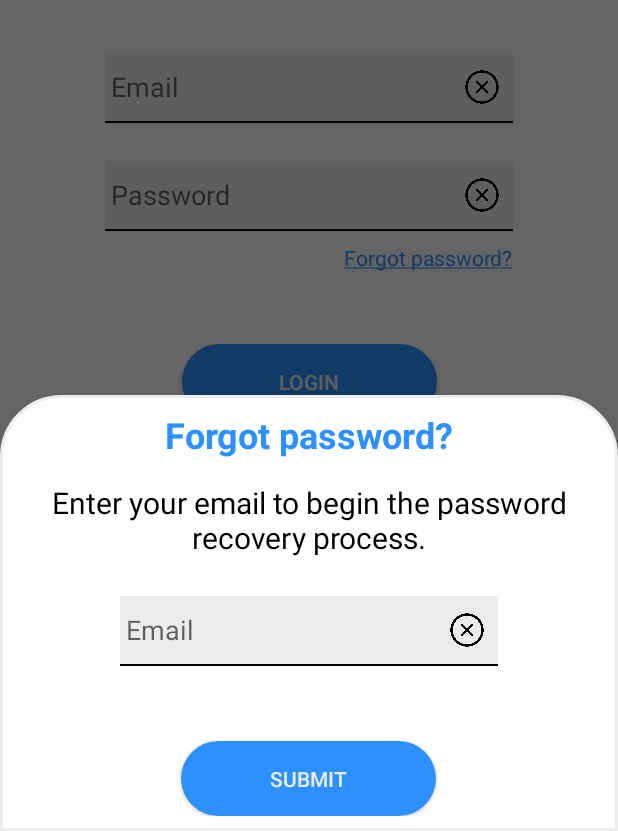
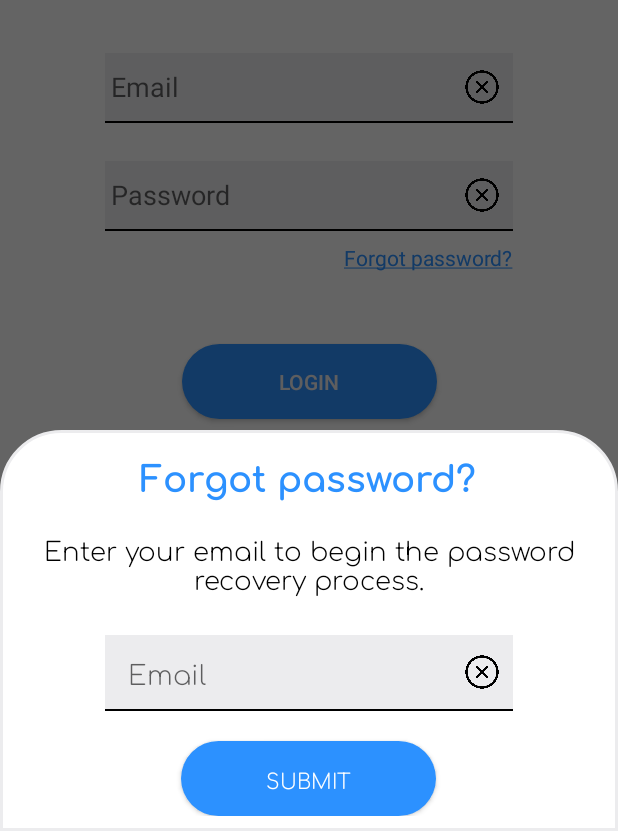
Before and after one commit to We-Pet/MobileApp, an Android app: the screen it shows after launch (LoginActivity), after a tap on "Forgot password?", on a phone screen of 412 x 824 dp, the part 405-1236 px from its top. Run offline under Robolectric (Android 15) with nearby library versions, the light colour scheme and no system bars.

Commit message:
WIP: improve login and password recovery flow

```diff
--- a/app/src/main/res/layout/bottom_sheet_layout_forgot_password.xml
+++ b/app/src/main/res/layout/bottom_sheet_layout_forgot_password.xml
@@ -12,6 +12,7 @@
         android:layout_height="wrap_content"
         android:layout_gravity="center_horizontal"
         android:text="@string/forgot_password_question"
+        android:fontFamily="@font/comfortaa_bold"
         android:textColor="@color/main_blue"
         android:textSize="24sp"
         android:textStyle="bold" />
@@ -22,9 +23,10 @@
         android:layout_gravity="center_horizontal"
         android:layout_marginTop="15dp"
         android:text="@string/enter_your_email_to_begin_the_password_recovery_process"
+        android:fontFamily="@font/comfortaa_light"
         android:textAlignment="center"
         android:textColor="@color/black"
-        android:textSize="20sp" />
+        android:textSize="17sp" />
 
 
     <!-- Email edit text with button -->
@@ -32,7 +34,7 @@
         android:id="@+id/CTL_email"
         android:layout_width="match_parent"
         android:layout_height="wrap_content"
-        android:layout_marginHorizontal="70dp"
+        android:layout_marginHorizontal="60dp"
         android:layout_marginTop="25dp"
         android:background="@color/light_gray">
 
@@ -45,6 +47,8 @@
             android:backgroundTint="@color/light_gray"
             android:hint="@string/email_hint"
             android:inputType="textEmailAddress"
+            android:fontFamily="@font/comfortaa_light"
+            android:paddingLeft="15dp"
             app:layout_constraintEnd_toStartOf="@id/IBTN_clear_button_email"
             app:layout_constraintStart_toStartOf="parent"
             app:layout_constraintTop_toTopOf="parent" />
@@ -71,14 +75,25 @@
 
     </androidx.constraintlayout.widget.ConstraintLayout>
 
+    <TextView
+        android:id="@+id/insert_email_warning_TV"
+        android:layout_width="wrap_content"
+        android:layout_height="wrap_content"
+        android:layout_gravity="center_horizontal"
+        android:paddingTop="10dp"
+        android:fontFamily="@font/comfortaa_light"
+        android:textColor="@color/red"
+        android:visibility="gone" />
+
     <Button
         android:id="@+id/BTN_continue"
         android:layout_width="170dp"
         android:layout_height="50dp"
         android:layout_gravity="center_horizontal"
-        android:layout_marginTop="50dp"
+        android:layout_marginTop="20dp"
         android:background="@drawable/main_rounded_button"
         android:text="@string/submit"
-        android:textColor="@color/light_gray" />
+        android:fontFamily="@font/comfortaa_light"
+        android:textColor="@color/white" />
 
 </LinearLayout>
--- a/app/src/main/res/values/colors.xml
+++ b/app/src/main/res/values/colors.xml
@@ -8,4 +8,5 @@
     <color name="teal_700">#FF018786</color>
     <color name="black">#FF000000</color>
     <color name="white">#FFFFFFFF</color>
+    <color name="red">#FF0000</color>
 </resources>
--- a/app/src/main/res/values/strings.xml
+++ b/app/src/main/res/values/strings.xml
@@ -21,4 +21,6 @@
     <string name="enter_the_new_password_to_access_your_account">Enter the new password to access your account</string>
     <string name="enter_the_4_digit_code_that_was_sent_to_your_email">Enter the 4-digit code that was sent to your email.</string>
     <string name="code">Code</string>
+    <string name="error_empty_email">Insert Email</string>
+    <string name="error_invalid_email">Invalid Email</string>
 </resources>
```
Also changed, not shown: app/src/main/java/com/ipca/wepet/controller/LoginActivity.kt (+22 -2 lines), app/src/main/java/com/ipca/wepet/utils/UtilsEmail.kt (added, +9 -0 lines).
